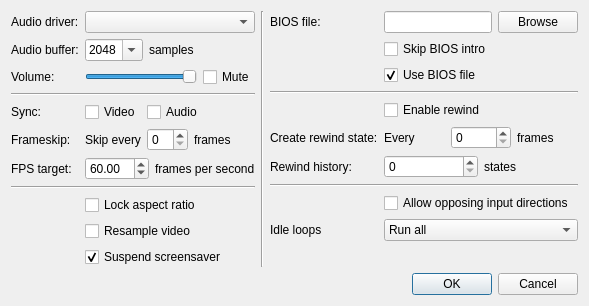
The window that Libretro/mgba/src/platform/qt/SettingsView.ui (kiddreads/Avalon-copy2) describes before a commit, drawn with Qt 5.
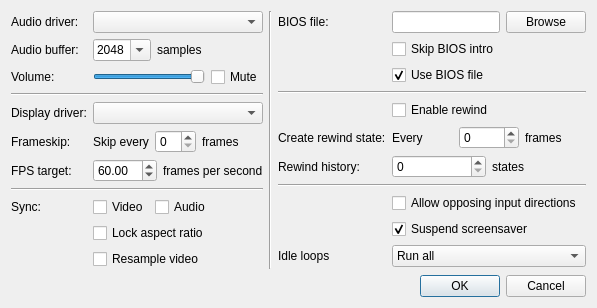
The same window after the commit.

Commit message: Qt: Configurable display driver (requires restart)

What changed in the file:
```diff
--- a/Libretro/mgba/src/platform/qt/SettingsView.ui
+++ b/Libretro/mgba/src/platform/qt/SettingsView.ui
@@ -6,7 +6,7 @@
    <rect>
     <x>0</x>
     <y>0</y>
-    <width>673</width>
+    <width>698</width>
     <height>366</height>
    </rect>
   </property>
@@ -140,30 +140,12 @@
         </widget>
        </item>
        <item row="4" column="0">
-        <widget class="QLabel" name="label_2">
+        <widget class="QLabel" name="label_10">
          <property name="text">
-          <string>Sync:</string>
+          <string>Display driver:</string>
          </property>
         </widget>
        </item>
-       <item row="4" column="1">
-        <layout class="QHBoxLayout" name="horizontalLayout_10">
-         <item>
-          <widget class="QCheckBox" name="videoSync">
-           <property name="text">
-            <string>Video</string>
-           </property>
-          </widget>
-         </item>
-         <item>
-          <widget class="QCheckBox" name="audioSync">
-           <property name="text">
-            <string>Audio</string>
-           </property>
-          </widget>
-         </item>
-        </layout>
-       </item>
        <item row="5" column="0">
         <widget class="QLabel" name="label_9">
          <property name="text">
@@ -230,27 +212,52 @@
          </property>
         </widget>
        </item>
+       <item row="8" column="0">
+        <widget class="QLabel" name="label_2">
+         <property name="text">
+          <string>Sync:</string>
+         </property>
+        </widget>
+       </item>
        <item row="8" column="1">
+        <layout class="QHBoxLayout" name="horizontalLayout_10">
+         <item>
+          <widget class="QCheckBox" name="videoSync">
+           <property name="text">
+            <string>Video</string>
+           </property>
+          </widget>
+         </item>
+         <item>
+          <widget class="QCheckBox" name="audioSync">
+           <property name="text">
+            <string>Audio</string>
+           </property>
+          </widget>
+         </item>
+        </layout>
+       </item>
+       <item row="9" column="1">
         <widget class="QCheckBox" name="lockAspectRatio">
          <property name="text">
           <string>Lock aspect ratio</string>
          </property>
         </widget>
        </item>
-       <item row="9" column="1">
+       <item row="10" column="1">
         <widget class="QCheckBox" name="resampleVideo">
          <property name="text">
           <string>Resample video</string>
          </property>
         </widget>
        </item>
-       <item row="10" column="1">
-        <widget class="QCheckBox" name="suspendScreensaver">
-         <property name="text">
-          <string>Suspend screensaver</string>
-         </property>
-         <property name="checked">
-          <bool>true</bool>
+       <item row="4" column="1">
+        <widget class="QComboBox" name="displayDriver">
+         <property name="sizePolicy">
+          <sizepolicy hsizetype="Expanding" vsizetype="Fixed">
+           <horstretch>0</horstretch>
+           <verstretch>0</verstretch>
+          </sizepolicy>
          </property>
         </widget>
        </item>
@@ -387,14 +394,24 @@
          </property>
         </widget>
        </item>
-       <item row="9" column="0">
+       <item row="9" column="1">
+        <widget class="QCheckBox" name="suspendScreensaver">
+         <property name="text">
+          <string>Suspend screensaver</string>
+         </property>
+         <property name="checked">
+          <bool>true</bool>
+         </property>
+        </widget>
+       </item>
+       <item row="10" column="0">
         <widget class="QLabel" name="label_15">
          <property name="text">
           <string>Idle loops</string>
          </property>
         </widget>
        </item>
-       <item row="9" column="1">
+       <item row="10" column="1">
         <widget class="QComboBox" name="idleOptimization">
          <item>
           <property name="text">
```
The commit also changes 3 other files.
